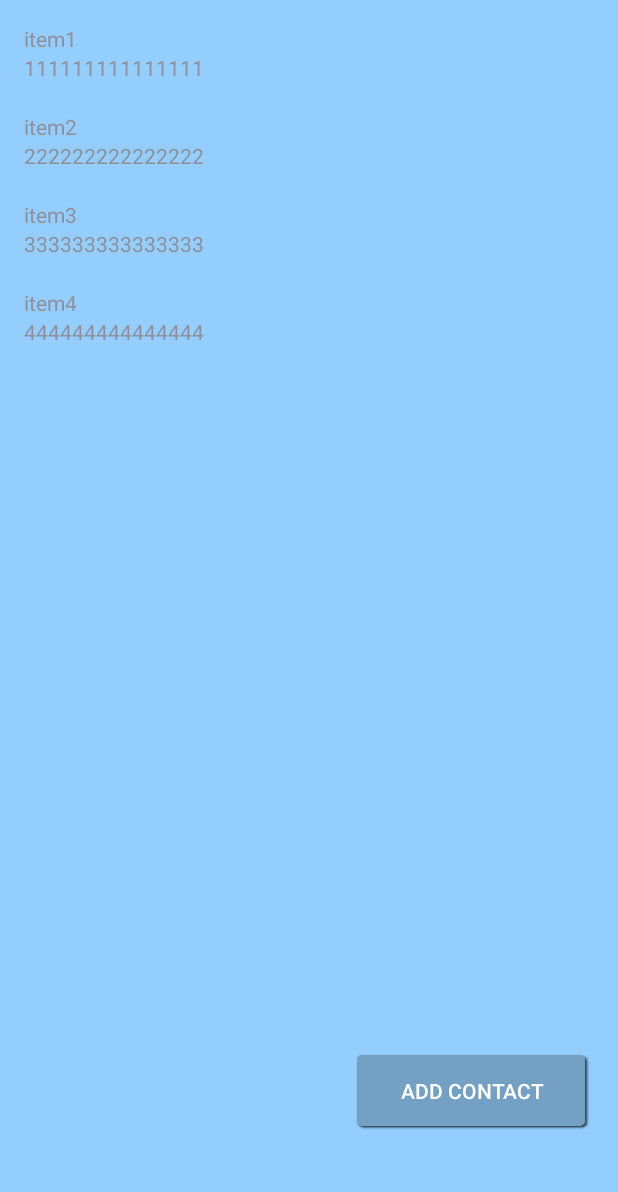
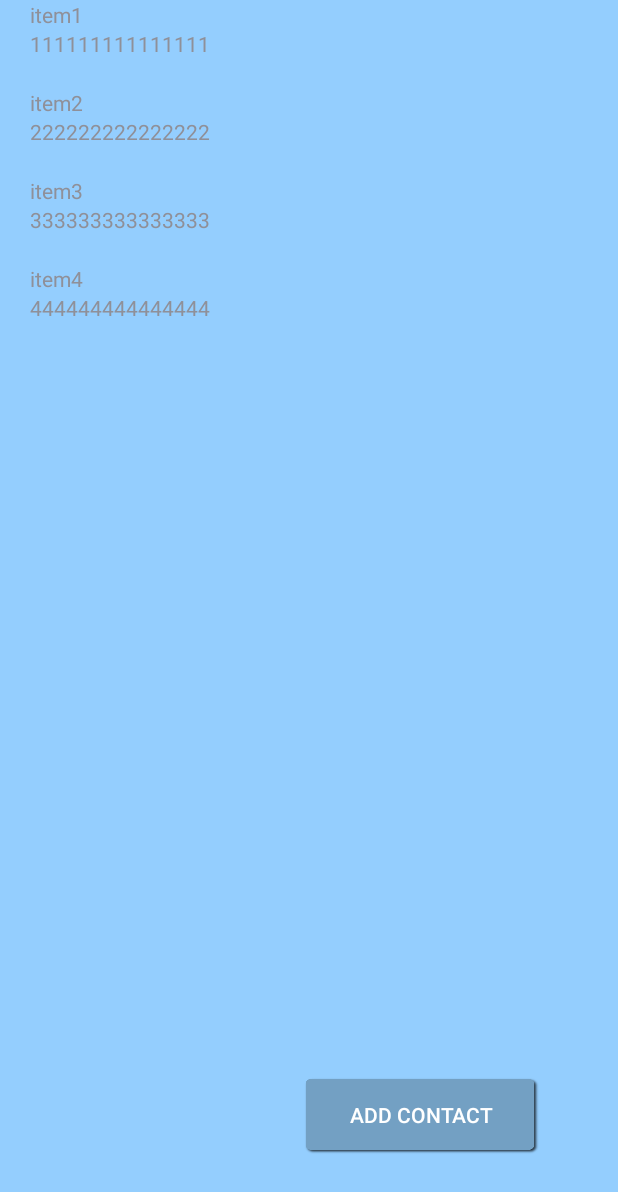
Before and after one commit to west-sea/final-project, an Android app: the NumActivity screen opened directly, with no data from a screen before it, on a phone screen of 412 x 824 dp. Shown: the top 1192 px of the screen. Run offline under Robolectric (Android 15) with nearby library versions, the phone set to English and light mode, and no system bars; our stand-ins replace Volley.

Commit message:
0225
tab1 디자인 끝

```diff
--- a/app/src/main/res/layout/activity_num.xml
+++ b/app/src/main/res/layout/activity_num.xml
@@ -1,34 +1,36 @@
 <?xml version="1.0" encoding="utf-8"?>
-<LinearLayout xmlns:android="http://schemas.android.com/apk/res/android"
+<RelativeLayout xmlns:android="http://schemas.android.com/apk/res/android"
     xmlns:tools="http://schemas.android.com/tools"
     android:layout_width="match_parent"
     android:layout_height="match_parent"
-    android:orientation="vertical"
-    android:padding="16dp"
-    android:background="#94cefe"
-    tools:context=".MainActivity">
+    android:background="#94cefe">
 
     <ListView
         android:id="@+id/list_items"
         android:layout_width="match_parent"
-        android:focusable="true"
+        android:layout_height="match_parent"
+        android:layout_above="@id/addContactButton"
+        android:layout_marginStart="20dp"
+        android:layout_marginEnd="20dp"
+        android:layout_marginBottom="16dp"
+        android:layout_weight="1"
         android:clickable="true"
-        android:layout_height="0dp"
+        android:divider="#94cefe"
         android:dividerHeight="20dp"
-        android:divider="#94cefe"
-        android:layout_weight="1"
-        android:layout_marginBottom="16dp" /> <!-- 리스트뷰 아래에 여백 추가 -->
+        android:elevation="8dp"
+        android:focusable="true" />
 
     <Button
         android:id="@+id/addContactButton"
         android:layout_width="162dp"
         android:layout_height="61dp"
-        android:layout_gravity="end|bottom"
-        android:layout_marginTop="50dp"
+        android:layout_alignParentEnd="true"
+        android:layout_alignParentBottom="true"
+        android:layout_marginEnd="50dp"
         android:layout_marginBottom="50dp"
         android:background="@drawable/numadd_button"
         android:onClick="openContactAddActivity"
         android:text="Add Contact"
-        android:textColor="@color/white"/>
+        android:textColor="@color/white" />
 
-</LinearLayout>
+</RelativeLayout>
--- a/app/src/main/res/layout/list_item.xml
+++ b/app/src/main/res/layout/list_item.xml
@@ -5,7 +5,7 @@
     android:layout_width="match_parent"
     android:layout_height="wrap_content"
     android:layout_margin="20dp"
-    app:cardBackgroundColor="#6f91aa"
+    app:cardBackgroundColor="#cae7ff"
     app:cardCornerRadius="16dp"
     app:cardElevation="8dp">
 
```
